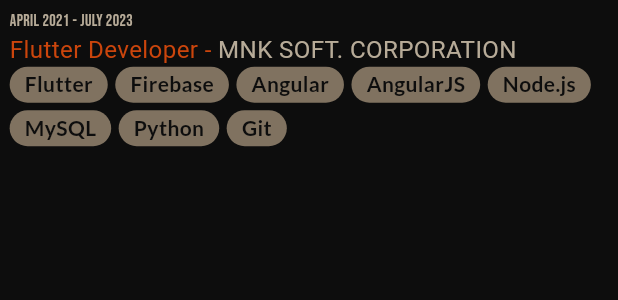
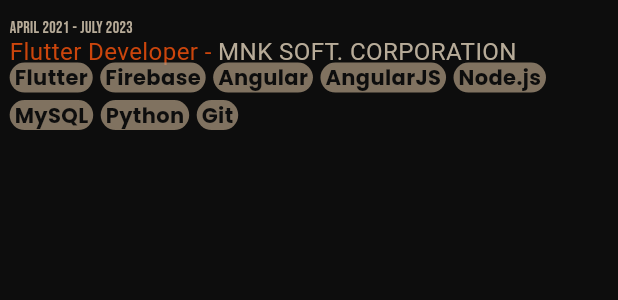
Before and after one commit to irejimyu/portfolio, a Flutter app: the HistoryCard widget shown alone on an empty page, opened directly, on a phone screen of 412 x 824 dp. Shown: the top 300 px of the screen. Run offline on Flutter 3.47's test engine with Material 2 defaults, Android fonts, the phone set to English and light mode, and no system bars; our stand-ins replace flutter_screenutil, font_awesome_flutter, google_fonts, rive; missing offline and left inert: dart:js_interop.

Commit message:
export chip widget
skill chip added
changing text height

```diff
--- a/lib/screens/introduction/introduction_desktop.dart
+++ b/lib/screens/introduction/introduction_desktop.dart
@@ -20,6 +20,7 @@ class IntroductionDesktop extends StatelessWidget {
             style: TextStyle(
               fontSize: 100.sp,
               color: AppTheme.appColors.primary,
+              height: 1,
             ),
             children: [
               const TextSpan(
--- a/lib/widgets/history_card_widget.dart
+++ b/lib/widgets/history_card_widget.dart
@@ -1,8 +1,8 @@
 import 'package:flutter/material.dart';
 import 'package:flutter_screenutil/flutter_screenutil.dart';
-import 'package:google_fonts/google_fonts.dart';
 import 'package:portfolio/utils/themes.dart';
 import 'package:intl/intl.dart';
+import 'package:portfolio/widgets/skill_chip_widget.dart';
 
 class HistoryCard extends StatelessWidget {
   final DateTime startDate;
@@ -23,7 +23,7 @@ class HistoryCard extends StatelessWidget {
   @override
   Widget build(BuildContext context) {
     return Container(
-      padding: EdgeInsets.all(30.sp),
+      padding: EdgeInsets.symmetric(vertical: 50.sp, horizontal: 30.sp),
       child: Column(
         crossAxisAlignment: CrossAxisAlignment.start,
         children: [
@@ -38,6 +38,7 @@ class HistoryCard extends StatelessWidget {
               style: TextStyle(
                 fontSize: 75.sp,
                 color: AppTheme.appColors.primary,
+                height: 1,
               ),
               children: [
                 TextSpan(
@@ -56,25 +57,7 @@ class HistoryCard extends StatelessWidget {
             spacing: 5,
             runSpacing: 5,
             children: skills.map((skill) {
-              return Container(
-                padding: const EdgeInsets.symmetric(
-                  horizontal: 10,
-                  vertical: 2,
-                ),
-                decoration: BoxDecoration(
-                  borderRadius: const BorderRadius.all(
-                    Radius.circular(50),
-                  ),
-                  color: AppTheme.appColors.secondary,
-                ),
-                child: Text(
-                  skill,
-                  style: GoogleFonts.lato(
-                    color: AppTheme.appColors.neutral,
-                    fontWeight: FontWeight.bold,
-                  ),
-                ),
-              );
+              return SkillChip(text: skill);
             }).toList(),
           )
         ],
--- /dev/null
+++ b/lib/widgets/skill_chip_widget.dart
@@ -0,0 +1,32 @@
+import 'package:flutter/material.dart';
+import 'package:flutter_screenutil/flutter_screenutil.dart';
+import 'package:google_fonts/google_fonts.dart';
+import 'package:portfolio/utils/themes.dart';
+
+class SkillChip extends StatelessWidget {
+  final String text;
+  const SkillChip({
+    super.key,
+    required this.text,
+  });
+
+  @override
+  Widget build(BuildContext context) {
+    return Container(
+      padding: EdgeInsets.symmetric(horizontal: 15.sp),
+      decoration: BoxDecoration(
+        borderRadius: const BorderRadius.all(
+          Radius.circular(50),
+        ),
+        color: AppTheme.appColors.secondary,
+      ),
+      child: Text(
+        text,
+        style: GoogleFonts.poppins(
+          color: AppTheme.appColors.neutral,
+          fontWeight: FontWeight.bold,
+        ),
+      ),
+    );
+  }
+}
```
